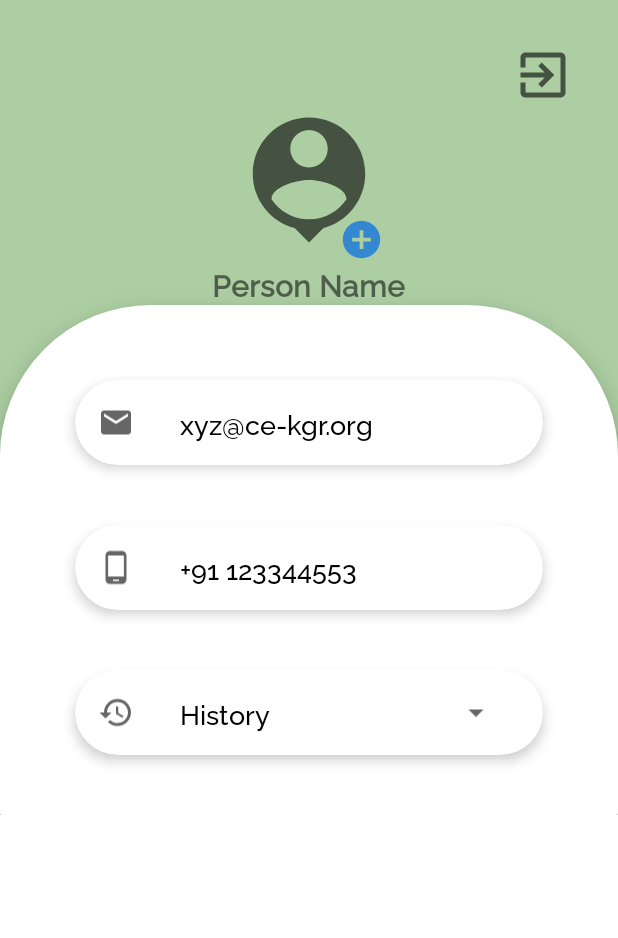
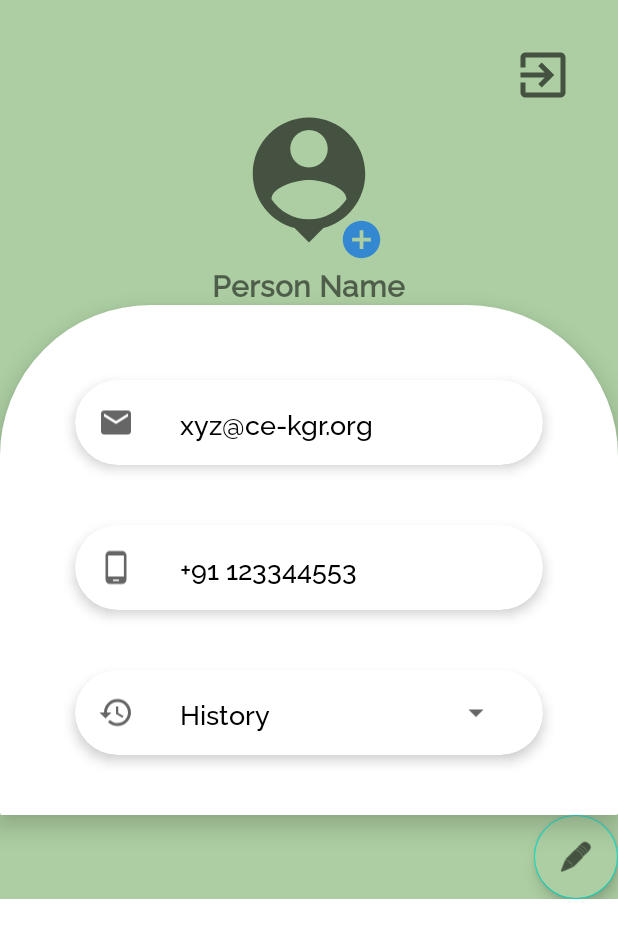
Before and after one commit to JINSUMANI/crop_predict_yield_calculation, an Android app: the layout activity_profile.xml on its own in the app's theme, with its tools: preview values and no code run, on a phone screen of 412 x 824 dp. Shown: the top 938 px of the screen. Run offline under Robolectric (Android 15) with nearby library versions, the phone set to English and light mode, and no system bars.

Commit message:
Second commit

```diff
--- a/app/src/main/res/layout/activity_profile.xml
+++ b/app/src/main/res/layout/activity_profile.xml
@@ -1,10 +1,10 @@
 <?xml version="1.0" encoding="utf-8"?>
-<ScrollView android:layout_height="match_parent"
+<ScrollView xmlns:app="http://schemas.android.com/apk/res-auto"
+    xmlns:tools="http://schemas.android.com/tools"
+    android:layout_height="match_parent"
     xmlns:android="http://schemas.android.com/apk/res/android"
     android:layout_width="match_parent">
-<LinearLayout xmlns:android="http://schemas.android.com/apk/res/android"
-    xmlns:app="http://schemas.android.com/apk/res-auto"
-    xmlns:tools="http://schemas.android.com/tools"
+<LinearLayout
     android:layout_width="match_parent"
     android:layout_height="match_parent"
     android:orientation="vertical"
@@ -180,5 +180,13 @@
         </androidx.recyclerview.widget.RecyclerView>
     </LinearLayout>
 
+    <com.google.android.material.floatingactionbutton.FloatingActionButton
+        android:layout_width="wrap_content"
+        android:layout_height="wrap_content"
+        android:backgroundTint="@color/appbar_color"
+        android:layout_gravity="center|right"
+        android:id="@+id/editbutton"
+        android:src="@android:drawable/ic_menu_edit"></com.google.android.material.floatingactionbutton.FloatingActionButton>
+
 </LinearLayout>
 </ScrollView>
```
Also changed, not shown: app/src/main/java/com/example/cropprediction/ProfileActivity.java (+14 -0 lines).
